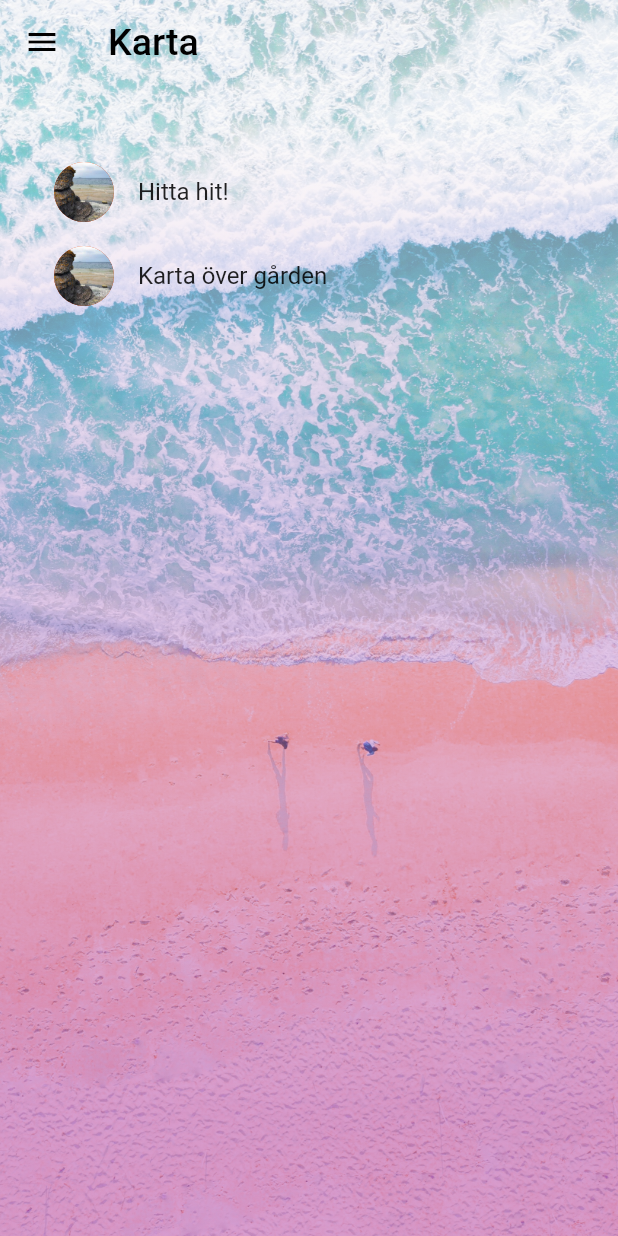
After one commit to wrang308/Beach-aid-camp, a Flutter app: the KartaRoute screen opened directly, after a tap on "Hitta hit!", on a phone screen of 412 x 824 dp. The commit adds this screen. Run offline on Flutter 3.47's test engine with Material 2 defaults, Android fonts, the phone set to English and light mode, and no system bars; our stand-ins replace auto_size_text, cloud_firestore, firebase_messaging, page_transition, shared_preferences; accounts and stored records are empty.

Commit message:
added new page for maps

```diff
--- /dev/null
+++ b/lib/karta.dart
@@ -0,0 +1,117 @@
+import 'package:flutter/material.dart';
+import 'package:cloud_firestore/cloud_firestore.dart';
+import 'package:http/http.dart' as http;
+import 'dart:async';
+import 'dart:convert';
+import 'package:flutter/services.dart';
+import 'groups.dart';
+import 'package:flutter_app_testing_coding/drawer.dart';
+import 'package:url_launcher/url_launcher.dart';
+
+class KartaRoute extends StatefulWidget {
+
+  const KartaRoute({ Key key }) : super(key: key);
+
+  _kartaState createState() => _kartaState();
+
+}
+
+class _kartaState extends State<KartaRoute> {
+
+  Widget build(BuildContext context) {
+
+    return Scaffold(
+        drawer: MyDrawer(),
+
+        body: Stack(
+          children: <Widget>[
+            Container(
+              decoration: BoxDecoration(
+                image: DecorationImage(
+                  image: AssetImage("assets/images/hermansyah-7uXn7nudorc-unsplash.jpg"),
+                  fit: BoxFit.cover,
+                ),
+
+                /**
+                    gradient: LinearGradient(
+                    // Where the linear gradient begins and ends
+                    begin: Alignment.topLeft,
+                    end: Alignment.bottomRight,
+                    // Add one stop for each color. Stops should increase from 0 to 1
+                    stops: [0.1, 0.3, 0.7],
+                    colors: [
+                    // Colors are easy thanks to Flutter's Colors class.
+                    Colors.pink[100],
+                    Colors.white,
+                    Colors.yellow[100],
+                    ],
+                    ),**/
+              ),),
+            Container(
+              decoration: BoxDecoration(
+                gradient:  LinearGradient(
+                  // Where the linear gradient begins and ends
+                  begin: Alignment.topCenter,
+                  end: Alignment.bottomCenter,
+                  // Add one stop for each color. Stops should increase from 0 to 1
+                  stops: [0.1, 0.9],
+                  colors: [
+                    // Colors are easy thanks to Flutter's Colors class.
+                    Colors.white.withOpacity(0.5),
+                    Colors.purple.withOpacity(0.4),
+                  ],
+                ),
+              ),),
+            ListView(
+              padding: const EdgeInsets.fromLTRB(20,100,20,20),
+              children: <Widget>[
+                ListTile(
+                  leading: CircleAvatar(
+                    backgroundImage: AssetImage("assets/images/byrums-raukar-bla-jungfrun.jpg"), // no matter how big it is, it won't overflow
+                  ),
+                  title: Text('Hitta hit!'),
+                  onTap: _launchURL,
+                ),
+                ListTile(
+                  leading: CircleAvatar(
+                    backgroundImage: AssetImage("assets/images/byrums-raukar-bla-jungfrun.jpg"), // no matter how big it is, it won't overflow
+                  ),
+                  title: Text('Karta över gården'),
+                ),
+              ],
+            ),
+            new Positioned(
+              //Place it at the top, and not use the entire screen
+              top: 0.0,
+              left: 0.0,
+              right: 0.0,
+              child: AppBar(
+                iconTheme: IconThemeData(color: Colors.black),
+                title: Text(
+                  'Karta',
+                  style: TextStyle(color: Colors.black,
+                    fontSize: 25,),
+                ),
+                backgroundColor: Colors.transparent, //No more green
+                elevation: 0.0, //Shadow gone
+              ),
+            ),],)
+    );
+
+
+  }
+
+  @override
+  void initState() {
+
+  }
+  _launchURL() async {
+    const url = 'https://www.google.se/maps/place/B%C3%B6dag%C3%A5rdens+Camping/@57.2586348,17.0482654,17z/data=!3m1!4b1!4m8!3m7!1s0x46f7fee2c478294d:0xddb1b62af6d8274c!5m2!4m1!1i2!8m2!3d57.2586319!4d17.0504541';
+    if (await canLaunch(url)) {
+      await launch(url);
+    } else {
+      throw 'Could not launch $url';
+    }
+  }
+
+}
--- a/lib/mainPage.dart
+++ b/lib/mainPage.dart
@@ -9,6 +9,7 @@ import 'drawer.dart';
 import 'package:auto_size_text/auto_size_text.dart';
 import 'package:flutter/services.dart';
 import 'turistSaker.dart';
+import 'karta.dart';
 import 'package:page_transition/page_transition.dart';
 
 class MainPageRoute extends StatefulWidget {
@@ -133,6 +134,21 @@ class _MainPageState extends State<MainPageRoute> {
                     ),
                   ),
                 ),
+                InkWell(
+                  onTap: () {
+                    Navigator.popUntil(context, ModalRoute.withName('/'));
+                    Navigator.push(
+                      context,
+                      PageTransition(type: PageTransitionType.fade, child: KartaRoute(), duration: Duration(milliseconds: 500)),
+                    );
+                  }, // handle your onTap here
+                  child: Center(
+                    child: CustomPaint(
+                      painter:
+                      CutOutTextPainter(text: 'Karta', color: Colors.purple[700] , textSize: 35.0),
+                    ),
+                  ),
+                ),
               ]),
           new Positioned( //Place it at the top, and not use the entire screen
             top: 0.0,
--- a/pubspec.yaml
+++ b/pubspec.yaml
@@ -27,6 +27,7 @@ dependencies:
   http: ^0.12.0+2
   auto_size_text: ^2.1.0
   shared_preferences: ^0.5.6
+  url_launcher: ^5.4.1
   page_transition: ^1.1.5
   flutter_launcher_icons: ^0.7.3
   # Add the dependency for the Firebase Core Flutter SDK
```
Also changed, not shown: pubspec.lock, 1 other file.
